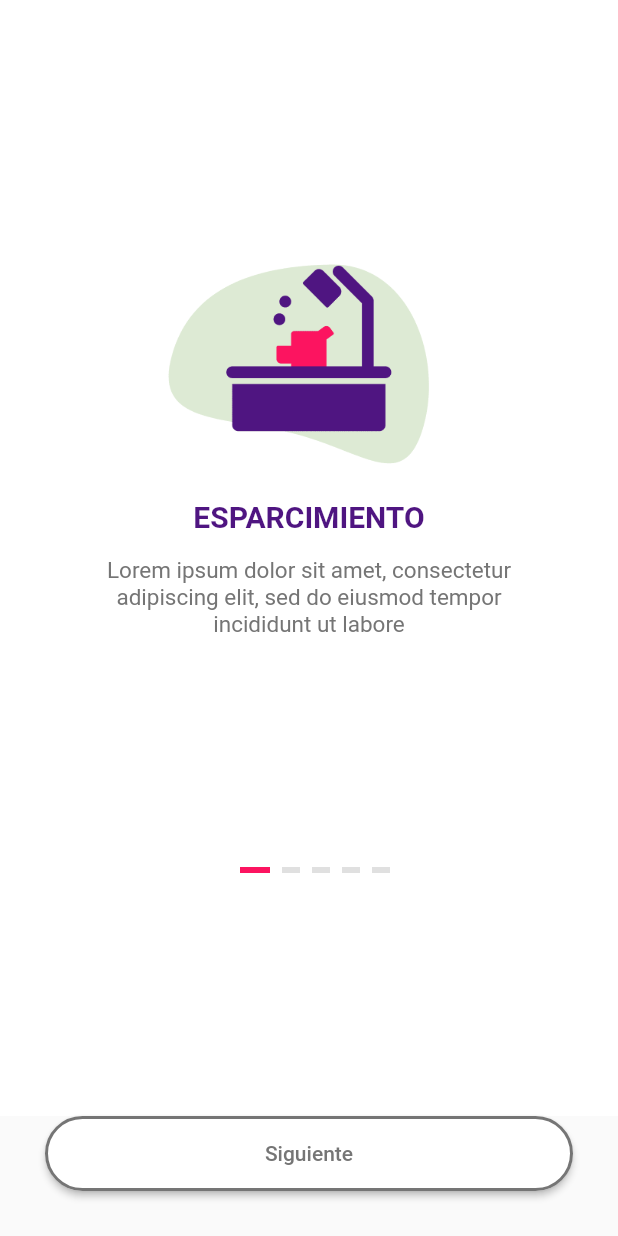
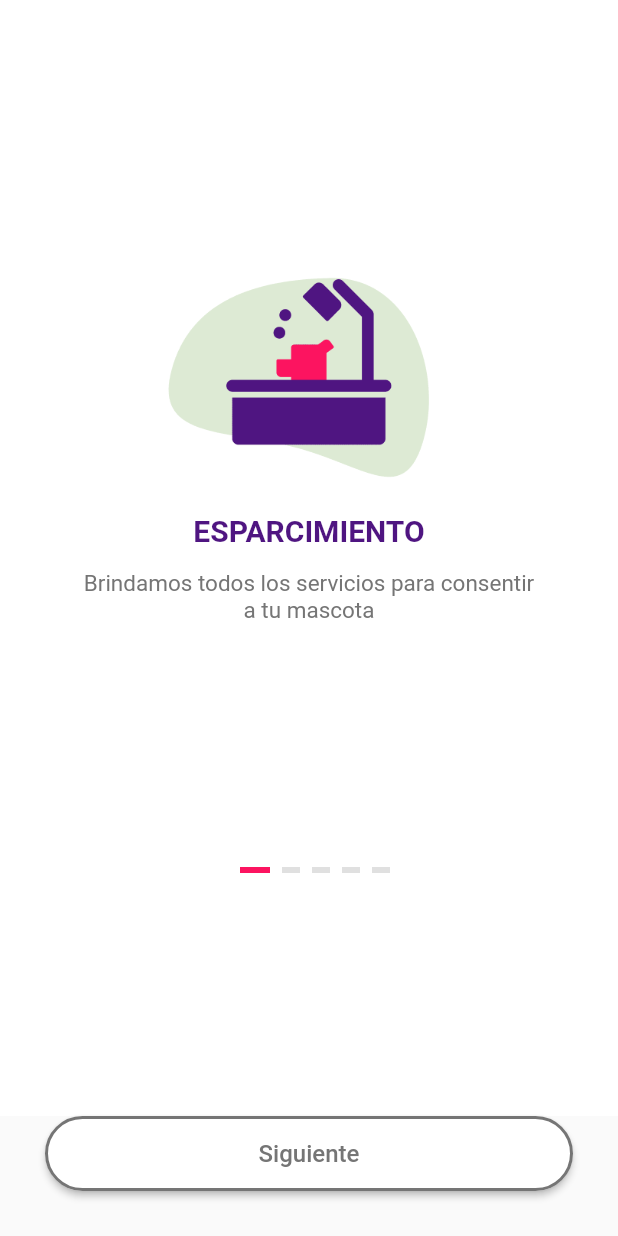
Before and after one commit to MiceliLanda/mvp_all, a Flutter app: the OnBoarding screen opened directly, on a phone screen of 412 x 824 dp. Run offline on Flutter 3.47's test engine with Material 2 defaults, Android fonts, the phone set to English and light mode, and no system bars.

```diff
--- a/lib/main.dart
+++ b/lib/main.dart
@@ -1,4 +1,5 @@
 import 'package:flutter/material.dart';
+import 'package:flutter/services.dart';
 import 'package:mvp_all/splash/splas_view.dart';
 
 void main() {
@@ -11,6 +12,8 @@ class MyApp extends StatelessWidget {
   // This widget is the root of your application.
   @override
   Widget build(BuildContext context) {
+    SystemChrome.setEnabledSystemUIMode(SystemUiMode.immersive,
+        overlays: [SystemUiOverlay.top]);
     return MaterialApp(
       debugShowCheckedModeBanner: false,
       title: 'Flutter Demo',
--- a/lib/pages/on_boarding.dart
+++ b/lib/pages/on_boarding.dart
@@ -13,8 +13,7 @@ class _OnBoardingState extends State<OnBoarding> {
     {
       'image': "assets/images/B1.png",
       'text': "ESPARCIMIENTO",
-      'text2':
-          "Lorem ipsum dolor sit amet, consectetur adipiscing elit, sed do eiusmod tempor incididunt ut labore"
+      'text2': "Brindamos todos los servicios para consentir a tu mascota"
     },
     {
       'image': "assets/images/B2.png",
@@ -37,8 +36,7 @@ class _OnBoardingState extends State<OnBoarding> {
     {
       'image': "assets/images/B5.png",
       'text': "TIENDA",
-      'text2':
-          "Lorem ipsum dolor sit amet, consectetur adipiscing elit, sed do eiusmod tempor incididunt ut labore"
+      'text2': "Compra todas las necesidades de tu mascota sin salir de casa"
     },
   ];
 
@@ -112,12 +110,15 @@ class _OnBoardingState extends State<OnBoarding> {
               ? MaterialStateProperty.all<Color>(ColorsView.bgEnabled)
               : MaterialStateProperty.all<Color>(ColorsView.bgDisabled)),
       onPressed: () {},
-      child: Text(
-        'Siguiente',
-        style: index == boardingData.length - 1
-            ? const TextStyle(color: ColorsView.textWhite)
-            : const TextStyle(color: ColorsView.txtheader2),
-      ),
+      child: index == boardingData.length - 1
+          ? const Text(
+              'Continuar',
+              style: TextStyle(color: ColorsView.textWhite, fontSize: 16),
+            )
+          : const Text(
+              'Siguiente',
+              style: TextStyle(color: ColorsView.txtheader2, fontSize: 16),
+            ),
     );
   }
 
```
Also changed, not shown: lib/splash/splas_view.dart (+40 -12 lines).
